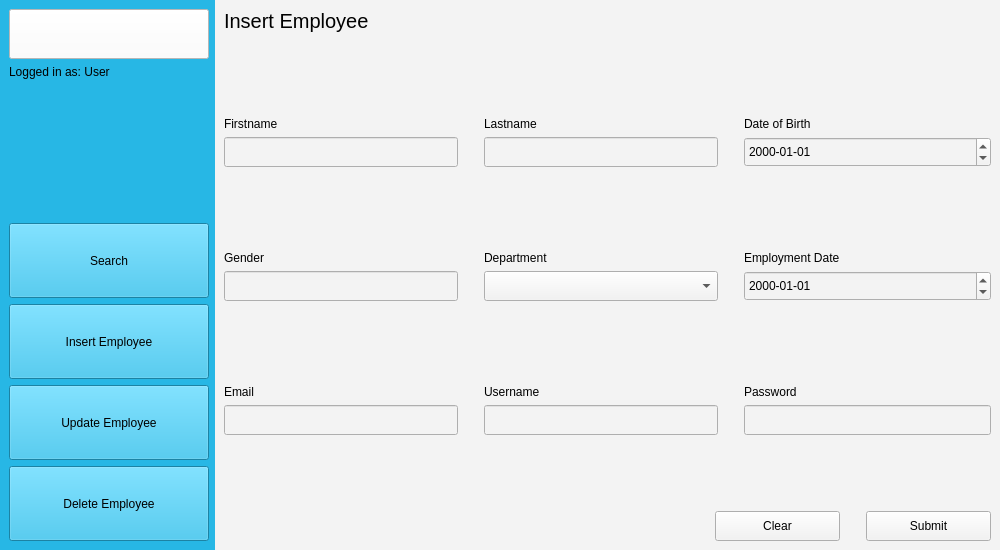
elroydsouza/HR-ManagementSystem, file EMS-App/employeeScreen.ui: the form before one commit.
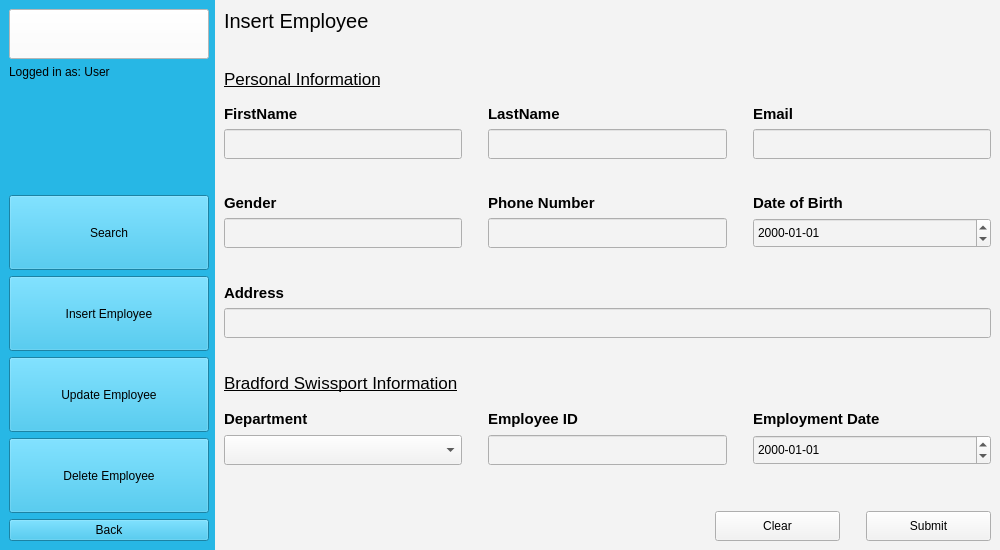
The form after the commit.

Commit message: Added Employee Screen and transferring to desktop QT

Patch:
```diff
--- a/EMS-App/employeeScreen.ui
+++ b/EMS-App/employeeScreen.ui
@@ -138,6 +138,13 @@
        </property>
       </widget>
      </item>
+     <item>
+      <widget class="QPushButton" name="btn_back">
+       <property name="text">
+        <string>Back</string>
+       </property>
+      </widget>
+     </item>
      <item>
       <spacer name="verticalSpacer_7">
        <property name="orientation">
@@ -206,72 +213,82 @@
      </widget>
      <widget class="QWidget" name="page_2">
       <layout class="QVBoxLayout" name="verticalLayout_3">
+       <item>
+        <widget class="QLabel" name="label_7">
+         <property name="sizePolicy">
+          <sizepolicy hsizetype="Preferred" vsizetype="Preferred">
+           <horstretch>0</horstretch>
+           <verstretch>0</verstretch>
+          </sizepolicy>
+         </property>
+         <property name="font">
+          <font>
+           <pointsize>15</pointsize>
+          </font>
+         </property>
+         <property name="text">
+          <string>Insert Employee</string>
+         </property>
+        </widget>
+       </item>
+       <item>
+        <spacer name="verticalSpacer_10">
+         <property name="orientation">
+          <enum>Qt::Vertical</enum>
+         </property>
+         <property name="sizeType">
+          <enum>QSizePolicy::Fixed</enum>
+         </property>
+         <property name="sizeHint" stdset="0">
+          <size>
+           <width>20</width>
+           <height>30</height>
+          </size>
+         </property>
+        </spacer>
+       </item>
        <item>
         <layout class="QGridLayout" name="gridLayout">
-         <item row="9" column="0">
-          <widget class="QLineEdit" name="le_email">
-           <property name="minimumSize">
+         <item row="4" column="1">
+          <spacer name="horizontalSpacer_3">
+           <property name="orientation">
+            <enum>Qt::Horizontal</enum>
+           </property>
+           <property name="sizeType">
+            <enum>QSizePolicy::Fixed</enum>
+           </property>
+           <property name="sizeHint" stdset="0">
             <size>
-             <width>0</width>
-             <height>30</height>
+             <width>20</width>
+             <height>20</height>
             </size>
            </property>
-          </widget>
+          </spacer>
          </item>
-         <item row="5" column="2">
-          <widget class="QLabel" name="label_5">
-           <property name="text">
-            <string>Department</string>
+         <item row="3" column="0">
+          <widget class="QLabel" name="label">
+           <property name="font">
+            <font>
+             <pointsize>11</pointsize>
+             <weight>75</weight>
+             <bold>true</bold>
+            </font>
            </property>
-          </widget>
-         </item>
-         <item row="5" column="0">
-          <widget class="QLabel" name="label_4">
            <property name="text">
-            <string>Gender</string>
+            <string>FirstName</string>
            </property>
           </widget>
          </item>
-         <item row="2" column="4">
-          <widget class="QLabel" name="label_3">
-           <property name="text">
-            <string>Date of Birth</string>
-           </property>
-          </widget>
-         </item>
-         <item row="3" column="2">
-          <widget class="QLineEdit" name="le_lastName">
-           <property name="minimumSize">
-            <size>
-             <width>0</width>
-             <height>30</height>
-            </size>
-           </property>
-          </widget>
-         </item>
-         <item row="3" column="4">
+         <item row="7" column="4">
           <widget class="QDateEdit" name="de_DOB">
            <property name="sizePolicy">
-            <sizepolicy hsizetype="Fixed" vsizetype="Fixed">
+            <sizepolicy hsizetype="Expanding" vsizetype="Fixed">
              <horstretch>0</horstretch>
              <verstretch>0</verstretch>
             </sizepolicy>
            </property>
            <property name="minimumSize">
             <size>
-             <width>247</width>
-             <height>30</height>
-            </size>
-           </property>
-           <property name="displayFormat">
-            <string>yyyy-MM-dd</string>
-           </property>
-          </widget>
-         </item>
-         <item row="6" column="4">
-          <widget class="QDateEdit" name="de_employDate">
-           <property name="minimumSize">
-            <size>
              <width>0</width>
              <height>30</height>
             </size>
@@ -281,24 +298,21 @@
            </property>
           </widget>
          </item>
-         <item row="8" column="2">
-          <widget class="QLabel" name="label_9">
-           <property name="text">
-            <string>Username</string>
-           </property>
-          </widget>
-         </item>
-         <item row="6" column="2">
-          <widget class="QComboBox" name="cb_department">
-           <property name="minimumSize">
-            <size>
-             <width>0</width>
-             <height>30</height>
-            </size>
-           </property>
-          </widget>
-         </item>
          <item row="6" column="0">
+          <widget class="QLabel" name="label_4">
+           <property name="font">
+            <font>
+             <pointsize>11</pointsize>
+             <weight>75</weight>
+             <bold>true</bold>
+            </font>
+           </property>
+           <property name="text">
+            <string>Gender</string>
+           </property>
+          </widget>
+         </item>
+         <item row="7" column="0">
           <widget class="QLineEdit" name="le_gender">
            <property name="minimumSize">
             <size>
@@ -308,78 +322,86 @@
            </property>
           </widget>
          </item>
-         <item row="1" column="2">
+         <item row="4" column="4">
+          <widget class="QLineEdit" name="le_email">
+           <property name="minimumSize">
+            <size>
+             <width>0</width>
+             <height>30</height>
+            </size>
+           </property>
+          </widget>
+         </item>
+         <item row="1" column="0">
+          <widget class="QLabel" name="label_20">
+           <property name="font">
+            <font>
+             <pointsize>13</pointsize>
+             <weight>50</weight>
+             <bold>false</bold>
+             <underline>true</underline>
+            </font>
+           </property>
+           <property name="text">
+            <string>Personal Information</string>
+           </property>
+          </widget>
+         </item>
+         <item row="2" column="2">
           <spacer name="verticalSpacer_4">
            <property name="orientation">
             <enum>Qt::Vertical</enum>
            </property>
+           <property name="sizeType">
+            <enum>QSizePolicy::Fixed</enum>
+           </property>
            <property name="sizeHint" stdset="0">
             <size>
              <width>20</width>
-             <height>40</height>
+             <height>10</height>
             </size>
            </property>
           </spacer>
          </item>
-         <item row="9" column="2">
-          <widget class="QLineEdit" name="le_username">
-           <property name="minimumSize">
-            <size>
-             <width>0</width>
-             <height>30</height>
-            </size>
-           </property>
-          </widget>
-         </item>
-         <item row="8" column="4">
-          <widget class="QLabel" name="label_10">
-           <property name="text">
-            <string>Password</string>
-           </property>
-          </widget>
-         </item>
-         <item row="2" column="2">
-          <widget class="QLabel" name="label_2">
-           <property name="text">
-            <string>Lastname</string>
-           </property>
-          </widget>
-         </item>
-         <item row="5" column="4">
-          <widget class="QLabel" name="label_6">
-           <property name="text">
-            <string>Employment Date</string>
-           </property>
-          </widget>
-         </item>
-         <item row="2" column="0">
-          <widget class="QLabel" name="label">
-           <property name="text">
-            <string>Firstname</string>
-           </property>
-          </widget>
-         </item>
          <item row="4" column="2">
-          <spacer name="verticalSpacer_3">
-           <property name="orientation">
-            <enum>Qt::Vertical</enum>
-           </property>
-           <property name="sizeHint" stdset="0">
+          <widget class="QLineEdit" name="le_lastName">
+           <property name="minimumSize">
             <size>
-             <width>20</width>
-             <height>40</height>
+             <width>0</width>
+             <height>30</height>
             </size>
            </property>
-          </spacer>
+          </widget>
          </item>
-         <item row="8" column="0">
+         <item row="3" column="4">
           <widget class="QLabel" name="label_8">
+           <property name="font">
+            <font>
+             <pointsize>11</pointsize>
+             <weight>75</weight>
+             <bold>true</bold>
+            </font>
+           </property>
            <property name="text">
             <string>Email</string>
            </property>
           </widget>
          </item>
-         <item row="3" column="0">
+         <item row="6" column="4">
+          <widget class="QLabel" name="label_3">
+           <property name="font">
+            <font>
+             <pointsize>11</pointsize>
+             <weight>75</weight>
+             <bold>true</bold>
+            </font>
+           </property>
+           <property name="text">
+            <string>Date of Birth</string>
+           </property>
+          </widget>
+         </item>
+         <item row="4" column="0">
           <widget class="QLineEdit" name="le_firstName">
            <property name="minimumSize">
             <size>
@@ -389,58 +411,7 @@
            </property>
           </widget>
          </item>
-         <item row="7" column="2">
-          <spacer name="verticalSpacer_2">
-           <property name="orientation">
-            <enum>Qt::Vertical</enum>
-           </property>
-           <property name="sizeHint" stdset="0">
-            <size>
-             <width>20</width>
-             <height>40</height>
-            </size>
-           </property>
-          </spacer>
-         </item>
-         <item row="0" column="0">
-          <widget class="QLabel" name="label_7">
-           <property name="font">
-            <font>
-             <pointsize>15</pointsize>
-            </font>
-           </property>
-           <property name="text">
-            <string>Insert Employee</string>
-           </property>
-          </widget>
-         </item>
-         <item row="9" column="4">
-          <widget class="QLineEdit" name="le_password">
-           <property name="minimumSize">
-            <size>
-             <width>0</width>
-             <height>30</height>
-            </size>
-           </property>
-          </widget>
-         </item>
-         <item row="3" column="1">
-          <spacer name="horizontalSpacer_3">
-           <property name="orientation">
-            <enum>Qt::Horizontal</enum>
-           </property>
-           <property name="sizeType">
-            <enum>QSizePolicy::Fixed</enum>
-           </property>
-           <property name="sizeHint" stdset="0">
-            <size>
-             <width>20</width>
-             <height>20</height>
-            </size>
-           </property>
-          </spacer>
-         </item>
-         <item row="3" column="3">
+         <item row="4" column="3">
           <spacer name="horizontalSpacer_4">
            <property name="orientation">
             <enum>Qt::Horizontal</enum>
@@ -456,10 +427,270 @@
            </property>
           </spacer>
          </item>
+         <item row="3" column="2">
+          <widget class="QLabel" name="label_2">
+           <property name="font">
+            <font>
+             <pointsize>11</pointsize>
+             <weight>75</weight>
+             <bold>true</bold>
+            </font>
+           </property>
+           <property name="text">
+            <string>LastName</string>
+           </property>
+          </widget>
+         </item>
+         <item row="5" column="2">
+          <spacer name="verticalSpacer_5">
+           <property name="orientation">
+            <enum>Qt::Vertical</enum>
+           </property>
+           <property name="sizeHint" stdset="0">
+            <size>
+             <width>20</width>
+             <height>40</height>
+            </size>
+           </property>
+          </spacer>
+         </item>
+         <item row="7" column="2">
+          <widget class="QLineEdit" name="le_phoneNo">
+           <property name="minimumSize">
+            <size>
+             <width>0</width>
+             <height>30</height>
+            </size>
+           </property>
+          </widget>
+         </item>
+         <item row="6" column="2">
+          <widget class="QLabel" name="label_22">
+           <property name="font">
+            <font>
+             <pointsize>11</pointsize>
+             <weight>75</weight>
+             <bold>true</bold>
+            </font>
+           </property>
+           <property name="text">
+            <string>Phone Number</string>
+           </property>
+          </widget>
+         </item>
         </layout>
        </item>
        <item>
-        <spacer name="verticalSpacer_5">
+        <spacer name="verticalSpacer_8">
+         <property name="orientation">
+          <enum>Qt::Vertical</enum>
+         </property>
+         <property name="sizeHint" stdset="0">
+          <size>
+           <width>20</width>
+           <height>40</height>
+          </size>
+         </property>
+        </spacer>
+       </item>
+       <item>
+        <layout class="QVBoxLayout" name="verticalLayout_5">
+         <item>
+          <widget class="QLabel" name="label_9">
+           <property name="font">
+            <font>
+             <pointsize>11</pointsize>
+             <weight>75</weight>
+             <bold>true</bold>
+            </font>
+           </property>
+           <property name="text">
+            <string>Address</string>
+           </property>
+          </widget>
+         </item>
+         <item>
+          <widget class="QLineEdit" name="le_Address">
+           <property name="minimumSize">
+            <size>
+             <width>0</width>
+             <height>30</height>
+            </size>
+           </property>
+          </widget>
+         </item>
+        </layout>
+       </item>
+       <item>
+        <spacer name="verticalSpacer_3">
+         <property name="orientation">
+          <enum>Qt::Vertical</enum>
+         </property>
+         <property name="sizeHint" stdset="0">
+          <size>
+           <width>20</width>
+           <height>40</height>
+          </size>
+         </property>
+        </spacer>
+       </item>
+       <item>
+        <widget class="QLabel" name="label_21">
+         <property name="font">
+          <font>
+           <family>Ubuntu</family>
+           <pointsize>13</pointsize>
+           <weight>50</weight>
+           <bold>false</bold>
+           <underline>true</underline>
+          </font>
+         </property>
+         <property name="text">
+          <string>Bradford Swissport Information</string>
+         </property>
+        </widget>
+       </item>
+       <item>
+        <layout class="QGridLayout" name="gridLayout_2">
+         <item row="2" column="2">
+          <widget class="QLineEdit" name="le_employeeID">
+           <property name="minimumSize">
+            <size>
+             <width>0</width>
+             <height>30</height>
+            </size>
+           </property>
+          </widget>
+         </item>
+         <item row="1" column="0">
+          <widget class="QLabel" name="label_5">
+           <property name="font">
+            <font>
+             <pointsize>11</pointsize>
+             <weight>75</weight>
+             <bold>true</bold>
+            </font>
+           </property>
+           <property name="text">
+            <string>Department</string>
+           </property>
+          </widget>
+         </item>
+         <item row="1" column="3">
+          <spacer name="horizontalSpacer_6">
+           <property name="orientation">
+            <enum>Qt::Horizontal</enum>
+           </property>
+           <property name="sizeType">
+            <enum>QSizePolicy::Fixed</enum>
+           </property>
+           <property name="sizeHint" stdset="0">
+            <size>
+             <width>20</width>
+             <height>20</height>
+            </size>
+           </property>
+          </spacer>
+         </item>
+         <item row="1" column="1">
+          <spacer name="horizontalSpacer_5">
+           <property name="orientation">
+            <enum>Qt::Horizontal</enum>
+           </property>
+           <property name="sizeType">
+            <enum>QSizePolicy::Fixed</enum>
+           </property>
+           <property name="sizeHint" stdset="0">
+            <size>
+             <width>20</width>
+             <height>20</height>
+            </size>
+           </property>
+          </spacer>
+         </item>
+         <item row="2" column="4">
+          <widget class="QDateEdit" name="de_employDate">
+           <property name="sizePolicy">
+            <sizepolicy hsizetype="Expanding" vsizetype="Fixed">
+             <horstretch>0</horstretch>
+             <verstretch>0</verstretch>
+            </sizepolicy>
+           </property>
+           <property name="minimumSize">
+            <size>
+             <width>0</width>
+             <height>30</height>
+            </size>
+           </property>
+           <property name="displayFormat">
+            <string>yyyy-MM-dd</string>
+           </property>
+          </widget>
+         </item>
+         <item row="1" column="4">
+          <widget class="QLabel" name="label_6">
+           <property name="font">
+            <font>
+             <pointsize>11</pointsize>
+             <weight>75</weight>
+             <bold>true</bold>
+            </font>
+           </property>
+           <property name="text">
+            <string>Employment Date</string>
+           </property>
+          </widget>
+         </item>
+         <item row="1" column="2">
+          <widget class="QLabel" name="label_10">
+           <property name="font">
+            <font>
+             <pointsize>11</pointsize>
+             <weight>75</weight>
+             <bold>true</bold>
+            </font>
+           </property>
+           <property name="text">
+            <string>Employee ID</string>
+           </property>
+          </widget>
+         </item>
+         <item row="2" column="0">
+          <widget class="QComboBox" name="cb_department">
+           <property name="sizePolicy">
+            <sizepolicy hsizetype="Expanding" vsizetype="Fixed">
+             <horstretch>0</horstretch>
+             <verstretch>0</verstretch>
+            </sizepolicy>
+           </property>
+           <property name="minimumSize">
+            <size>
+             <width>0</width>
+             <height>30</height>
+            </size>
+           </property>
+          </widget>
+         </item>
+         <item row="0" column="2">
+          <spacer name="verticalSpacer_9">
+           <property name="orientation">
+            <enum>Qt::Vertical</enum>
+           </property>
+           <property name="sizeType">
+            <enum>QSizePolicy::Fixed</enum>
+           </property>
+           <property name="sizeHint" stdset="0">
+            <size>
+             <width>20</width>
+             <height>10</height>
+            </size>
+           </property>
+          </spacer>
+         </item>
+        </layout>
+       </item>
+       <item>
+        <spacer name="verticalSpacer_2">
          <property name="orientation">
           <enum>Qt::Vertical</enum>
          </property>
@@ -469,7 +700,7 @@
          <property name="sizeHint" stdset="0">
           <size>
            <width>20</width>
-           <height>70</height>
+           <height>40</height>
           </size>
          </property>
         </spacer>
```
Left out of the diff: 127 changed lines with no effect on the pictures. The commit also changes 10 other files.
